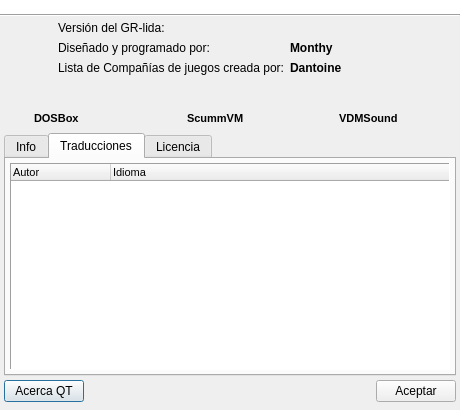
This is ui/acercad.ui in Monthy/gr-lida as Qt 5 draws it before an edit. The edited form follows.
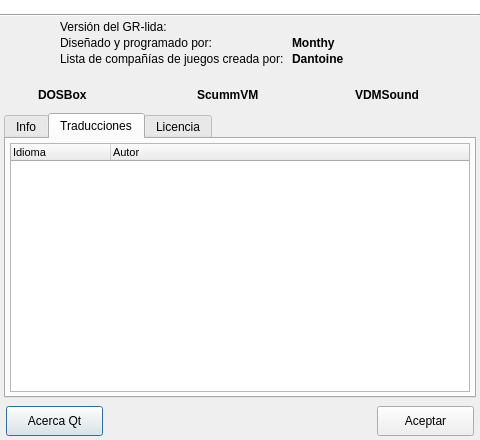
This is the edited form. The open tabs and pages were chosen to show the change. Icons and pictures are not drawn.

Patch:
```diff
--- a/ui/acercad.ui
+++ b/ui/acercad.ui
@@ -1,43 +1,38 @@
-<ui version="4.0" >
- <class>AcercaDClass</class>
- <widget class="QDialog" name="AcercaDClass" >
-  <property name="geometry" >
+<?xml version="1.0" encoding="UTF-8"?>
+<ui version="4.0">
+ <class>frmAcercaD</class>
+ <widget class="QDialog" name="frmAcercaD">
+  <property name="geometry">
    <rect>
     <x>0</x>
     <y>0</y>
-    <width>460</width>
-    <height>410</height>
+    <width>480</width>
+    <height>440</height>
    </rect>
   </property>
-  <property name="minimumSize" >
+  <property name="minimumSize">
    <size>
-    <width>460</width>
-    <height>410</height>
+    <width>480</width>
+    <height>440</height>
    </size>
   </property>
-  <property name="maximumSize" >
-   <size>
-    <width>460</width>
-    <height>410</height>
-   </size>
-  </property>
-  <property name="windowTitle" >
+  <property name="windowTitle">
    <string>Acerca del GR-lida</string>
   </property>
   <property name="windowIcon" >
    <iconset resource="../res/grlida.qrc" >
     <normaloff>:/img16/grlida.png</normaloff>:/img16/grlida.png</iconset>
   </property>
-  <layout class="QVBoxLayout" >
-   <property name="spacing" >
+  <layout class="QVBoxLayout" name="verticalLayout">
+   <property name="spacing">
     <number>0</number>
    </property>
-   <property name="margin" >
+   <property name="margin">
     <number>0</number>
    </property>
    <item>
-    <widget class="QLabel" name="lb_imagenlogo" >
-     <property name="palette" >
+    <widget class="QLabel" name="lb_imagenlogo">
+     <property name="palette">
       <palette>
        <active>
         <colorrole role="Base" >
@@ -116,23 +111,32 @@
     </widget>
    </item>
    <item>
-    <widget class="Line" name="line" >
-     <property name="orientation" >
+    <widget class="Line" name="line">
+     <property name="orientation">
       <enum>Qt::Horizontal</enum>
      </property>
     </widget>
    </item>
    <item>
-    <layout class="QGridLayout" name="hLayout_1" >
-     <property name="margin" >
+    <layout class="QGridLayout" name="gridLayout">
+     <property name="leftMargin">
       <number>4</number>
      </property>
-     <property name="spacing" >
-      <number>6</number>
+     <property name="topMargin">
+      <number>2</number>
      </property>
-     <item rowspan="3" row="0" column="0" >
-      <widget class="QLabel" name="lb_icono" >
-       <property name="minimumSize" >
+     <property name="rightMargin">
+      <number>4</number>
+     </property>
+     <property name="bottomMargin">
+      <number>4</number>
+     </property>
+     <property name="horizontalSpacing">
+      <number>8</number>
+     </property>
+     <item row="0" column="0" rowspan="3">
+      <widget class="QLabel" name="lb_icono">
+       <property name="minimumSize">
         <size>
          <width>48</width>
          <height>48</height>
@@ -155,74 +159,56 @@
        </property>
       </widget>
      </item>
-     <item row="0" column="1" >
-      <widget class="QLabel" name="label_1" >
-       <property name="minimumSize" >
-        <size>
-         <width>220</width>
-         <height>0</height>
-        </size>
-       </property>
-       <property name="text" >
+     <item row="0" column="1">
+      <widget class="QLabel" name="label_1">
+       <property name="text">
         <string>Versión del GR-lida:</string>
        </property>
       </widget>
      </item>
-     <item row="1" column="2" >
-      <widget class="QLabel" name="label_5" >
-       <property name="font" >
+     <item row="0" column="2">
+      <widget class="QLabel" name="lb_version">
+       <property name="font">
         <font>
          <weight>75</weight>
          <bold>true</bold>
         </font>
        </property>
-       <property name="text" >
-        <string>Monthy</string>
-       </property>
-      </widget>
-     </item>
-     <item row="0" column="2" >
-      <widget class="QLabel" name="label_4" >
-       <property name="font" >
-        <font>
-         <weight>75</weight>
-         <bold>true</bold>
-        </font>
-       </property>
-       <property name="text" >
+       <property name="text">
         <string/>
        </property>
       </widget>
      </item>
-     <item row="1" column="1" >
-      <widget class="QLabel" name="label_2" >
-       <property name="minimumSize" >
-        <size>
-         <width>220</width>
-         <height>0</height>
-        </size>
-       </property>
-       <property name="text" >
+     <item row="1" column="1">
+      <widget class="QLabel" name="label_2">
+       <property name="text">
         <string>Diseñado y programado por:</string>
        </property>
       </widget>
      </item>
-     <item row="2" column="1" >
-      <widget class="QLabel" name="label_3" >
-       <property name="minimumSize" >
-        <size>
-         <width>220</width>
-         <height>0</height>
-        </size>
+     <item row="1" column="2">
+      <widget class="QLabel" name="label_5">
+       <property name="font">
+        <font>
+         <weight>75</weight>
+         <bold>true</bold>
+        </font>
        </property>
-       <property name="text" >
-        <string>Lista de Compañías de juegos creada por:</string>
+       <property name="text">
+        <string>Monthy</string>
        </property>
       </widget>
      </item>
-     <item row="2" column="2" >
-      <widget class="QLabel" name="label_6" >
-       <property name="font" >
+     <item row="2" column="1">
+      <widget class="QLabel" name="label_3">
+       <property name="text">
+        <string>Lista de compañías de juegos creada por:</string>
+       </property>
+      </widget>
+     </item>
+     <item row="2" column="2">
+      <widget class="QLabel" name="label_6">
+       <property name="font">
         <font>
          <weight>75</weight>
          <bold>true</bold>
@@ -233,58 +219,42 @@
        </property>
       </widget>
      </item>
-    </layout>
-   </item>
-   <item>
-    <layout class="QHBoxLayout" name="hLayout_4" >
-     <property name="spacing" >
-      <number>6</number>
-     </property>
-     <property name="margin" >
+     <item row="3" column="0" colspan="3">
+      <widget class="QLabel" name="lb_byOS">
+       <property name="font">
+        <font>
+         <weight>75</weight>
+         <bold>true</bold>
+        </font>
+       </property>
+       <property name="alignment">
+        <set>Qt::AlignCenter</set>
+       </property>
+       <property name="margin">
       <number>4</number>
      </property>
-     <item>
-      <spacer name="hSpacer_1" >
-       <property name="orientation" >
-        <enum>Qt::Horizontal</enum>
-       </property>
-       <property name="sizeHint" stdset="0" >
-        <size>
-         <width>40</width>
-         <height>20</height>
-        </size>
-       </property>
-      </spacer>
+      </widget>
      </item>
-     <item>
-      <widget class="QLabel" name="label_7" />
-     </item>
-     <item>
-      <spacer name="hSpacer_2" >
-       <property name="orientation" >
-        <enum>Qt::Horizontal</enum>
+     <item row="4" column="0" colspan="3">
+      <layout class="QHBoxLayout" name="horizontalLayout">
+       <property name="spacing">
+        <number>8</number>
        </property>
-       <property name="sizeHint" stdset="0" >
-        <size>
-         <width>40</width>
-         <height>20</height>
-        </size>
+       <property name="leftMargin">
+        <number>2</number>
        </property>
-      </spacer>
-     </item>
-    </layout>
-   </item>
-   <item>
-    <layout class="QHBoxLayout" name="hLayout_3" >
-     <property name="spacing" >
-      <number>6</number>
-     </property>
-     <property name="margin" >
+       <property name="topMargin">
       <number>4</number>
      </property>
+       <property name="rightMargin">
+        <number>2</number>
+       </property>
+       <property name="bottomMargin">
+        <number>8</number>
+       </property>
      <item>
-      <widget class="QLabel" name="lb_Dbximg" >
-       <property name="maximumSize" >
+        <widget class="QLabel" name="lb_Dbximg">
+         <property name="maximumSize">
         <size>
          <width>24</width>
          <height>24</height>
@@ -299,32 +269,27 @@
       </widget>
      </item>
      <item>
-      <widget class="QLabel" name="lb_Dbx" >
-       <property name="minimumSize" >
+        <widget class="QLabel" name="lb_Dbx">
+         <property name="minimumSize">
         <size>
          <width>100</width>
-         <height>0</height>
-        </size>
-       </property>
-       <property name="font" >
+           <height>20</height>
+          </size>
+         </property>
+         <property name="font">
         <font>
-         <family>MS Shell Dlg 2</family>
-         <pointsize>8</pointsize>
          <weight>75</weight>
-         <italic>false</italic>
          <bold>true</bold>
-         <underline>false</underline>
-         <strikeout>false</strikeout>
-        </font>
-       </property>
-       <property name="text" >
+          </font>
+         </property>
+         <property name="text">
         <string>DOSBox</string>
        </property>
       </widget>
      </item>
      <item>
-      <widget class="QLabel" name="lb_Svmimg" >
-       <property name="maximumSize" >
+        <widget class="QLabel" name="lb_Svmimg">
+         <property name="maximumSize">
         <size>
          <width>24</width>
          <height>24</height>
@@ -339,32 +304,27 @@
       </widget>
      </item>
      <item>
-      <widget class="QLabel" name="lb_Svm" >
-       <property name="minimumSize" >
+        <widget class="QLabel" name="lb_Svm">
+         <property name="minimumSize">
         <size>
          <width>100</width>
-         <height>0</height>
-        </size>
-       </property>
-       <property name="font" >
+           <height>20</height>
+          </size>
+         </property>
+         <property name="font">
         <font>
-         <family>MS Shell Dlg 2</family>
-         <pointsize>8</pointsize>
          <weight>75</weight>
-         <italic>false</italic>
          <bold>true</bold>
-         <underline>false</underline>
-         <strikeout>false</strikeout>
-        </font>
-       </property>
-       <property name="text" >
+          </font>
+         </property>
+         <property name="text">
         <string>ScummVM</string>
        </property>
       </widget>
      </item>
      <item>
-      <widget class="QLabel" name="lb_Vdmsimg" >
-       <property name="maximumSize" >
+        <widget class="QLabel" name="lb_Vdmsimg">
+         <property name="maximumSize">
         <size>
          <width>24</width>
          <height>24</height>
@@ -379,51 +339,41 @@
       </widget>
      </item>
      <item>
-      <widget class="QLabel" name="lb_Vdms" >
-       <property name="minimumSize" >
+        <widget class="QLabel" name="lb_Vdms">
+         <property name="minimumSize">
         <size>
          <width>100</width>
-         <height>0</height>
-        </size>
-       </property>
-       <property name="font" >
+           <height>20</height>
+          </size>
+         </property>
+         <property name="font">
         <font>
-         <family>MS Shell Dlg 2</family>
-         <pointsize>8</pointsize>
          <weight>75</weight>
-         <italic>false</italic>
          <bold>true</bold>
-         <underline>false</underline>
-         <strikeout>false</strikeout>
-        </font>
-       </property>
-       <property name="text" >
+          </font>
+         </property>
+         <property name="text">
         <string>VDMSound</string>
        </property>
       </widget>
      </item>
     </layout>
    </item>
-   <item>
-    <layout class="QVBoxLayout" name="vLayout_1" >
-     <property name="margin" >
-      <number>4</number>
-     </property>
-     <item>
-      <widget class="QTabWidget" name="tabAcercaD" >
-       <property name="currentIndex" >
+     <item row="5" column="0" colspan="3">
+      <widget class="QTabWidget" name="tabAcercaD">
+       <property name="currentIndex">
         <number>0</number>
        </property>
-       <widget class="QWidget" name="tab_1" >
-        <attribute name="title" >
-         <string>Info</string>
-        </attribute>
-        <attribute name="icon" >
-         <iconset resource="../res/grlida.qrc" >
+       <widget class="QWidget" name="tab_1">
+        <attribute name="icon">
+         <iconset resource="../res/gr-lida.qrc">
           <normaloff>:/img16/datos_2.png</normaloff>:/img16/datos_2.png</iconset>
         </attribute>
-        <layout class="QVBoxLayout" >
-         <property name="margin" >
+        <attribute name="title">
+         <string>Info</string>
+        </attribute>
+        <layout class="QVBoxLayout">
+         <property name="margin">
           <number>4</number>
          </property>
          <item>
@@ -441,21 +391,21 @@
          </item>
         </layout>
        </widget>
-       <widget class="QWidget" name="tab_2" >
-        <attribute name="title" >
-         <string>Traducciones</string>
-        </attribute>
-        <attribute name="icon" >
-         <iconset resource="../res/grlida.qrc" >
+       <widget class="QWidget" name="tab_2">
+        <attribute name="icon">
+         <iconset resource="../res/gr-lida.qrc">
           <normaloff>:/img16/idiomas.png</normaloff>:/img16/idiomas.png</iconset>
         </attribute>
-        <layout class="QVBoxLayout" >
-         <property name="margin" >
+        <attribute name="title">
+         <string>Traducciones</string>
+        </attribute>
+        <layout class="QVBoxLayout">
+         <property name="margin">
           <number>4</number>
          </property>
          <item>
-          <widget class="QTreeWidget" name="treeWidget" >
-           <property name="font" >
+          <widget class="QTreeWidget" name="treeWidget">
+           <property name="font">
             <font>
              <pointsize>8</pointsize>
              <weight>50</weight>
@@ -464,13 +414,7 @@
              <stylestrategy>PreferDefault</stylestrategy>
             </font>
            </property>
-           <property name="frameShape" >
-            <enum>QFrame::Panel</enum>
-           </property>
-           <property name="frameShadow" >
-            <enum>QFrame::Sunken</enum>
-           </property>
-           <property name="editTriggers" >
+           <property name="editTriggers">
             <set>QAbstractItemView::NoEditTriggers</set>
            </property>
            <property name="iconSize" >
@@ -492,29 +436,29 @@
             <bool>true</bool>
            </property>
            <column>
-            <property name="text" >
-             <string>Autor</string>
-            </property>
-           </column>
-           <column>
-            <property name="text" >
+            <property name="text">
              <string>Idioma</string>
             </property>
            </column>
+           <column>
+            <property name="text">
+             <string>Autor</string>
+            </property>
+           </column>
           </widget>
          </item>
         </layout>
        </widget>
-       <widget class="QWidget" name="tab_3" >
-        <attribute name="title" >
-         <string>Licencia</string>
-        </attribute>
-        <attribute name="icon" >
-         <iconset resource="../res/grlida.qrc" >
+       <widget class="QWidget" name="tab_3">
+        <attribute name="icon">
+         <iconset resource="../res/gr-lida.qrc">
           <normaloff>:/img16/nuevo.png</normaloff>:/img16/nuevo.png</iconset>
         </attribute>
-        <layout class="QVBoxLayout" >
-         <property name="margin" >
+        <attribute name="title">
+         <string>Licencia</string>
+        </attribute>
+        <layout class="QVBoxLayout">
+         <property name="margin">
           <number>4</number>
          </property>
          <item>
@@ -531,62 +475,64 @@
        </widget>
       </widget>
      </item>
+    </layout>
+   </item>
      <item>
-      <layout class="QHBoxLayout" name="hLayout_2" >
-       <property name="spacing" >
+    <layout class="QHBoxLayout" name="hLayout_2">
+     <property name="spacing">
         <number>6</number>
        </property>
-       <property name="leftMargin" >
-        <number>0</number>
-       </property>
-       <property name="topMargin" >
+     <property name="leftMargin">
+      <number>6</number>
+     </property>
+     <property name="topMargin">
         <number>4</number>
        </property>
-       <property name="rightMargin" >
-        <number>0</number>
-       </property>
-       <property name="bottomMargin" >
+     <property name="rightMargin">
+      <number>6</number>
+     </property>
+     <property name="bottomMargin">
         <number>4</number>
        </property>
        <item>
-        <widget class="QPushButton" name="btnAcercaQT" >
-         <property name="minimumSize" >
+      <widget class="QPushButton" name="btnAcercaQT">
+       <property name="minimumSize">
           <size>
-           <width>80</width>
-           <height>0</height>
-          </size>
-         </property>
-         <property name="text" >
-          <string>Acerca QT</string>
-         </property>
-         <property name="icon" >
-          <iconset resource="../res/grlida.qrc" >
+         <width>97</width>
+         <height>30</height>
+        </size>
+       </property>
+       <property name="text">
+        <string>Acerca Qt</string>
+       </property>
+       <property name="icon">
+        <iconset resource="../res/gr-lida.qrc">
            <normaloff>:/img16/qt.png</normaloff>:/img16/qt.png</iconset>
          </property>
         </widget>
        </item>
        <item>
-        <spacer>
-         <property name="orientation" >
+      <spacer name="spacer">
+       <property name="orientation">
           <enum>Qt::Horizontal</enum>
          </property>
-         <property name="sizeHint" stdset="0" >
+       <property name="sizeHint" stdset="0">
           <size>
-           <width>40</width>
+         <width>362</width>
            <height>20</height>
           </size>
          </property>
         </spacer>
        </item>
        <item>
-        <widget class="QPushButton" name="btnClose" >
-         <property name="minimumSize" >
+      <widget class="QPushButton" name="btnClose">
+       <property name="minimumSize">
           <size>
-           <width>80</width>
-           <height>0</height>
-          </size>
-         </property>
-         <property name="text" >
+         <width>97</width>
+         <height>30</height>
+        </size>
+       </property>
+       <property name="text">
           <string>Aceptar</string>
          </property>
          <property name="icon" >
@@ -598,8 +544,6 @@
       </layout>
      </item>
     </layout>
-   </item>
-  </layout>
  </widget>
  <tabstops>
   <tabstop>btnClose</tabstop>
```
Left out of the diff: 136 changed lines with no effect on the pictures. Lines whose indentation alone changed are shown as unchanged.
